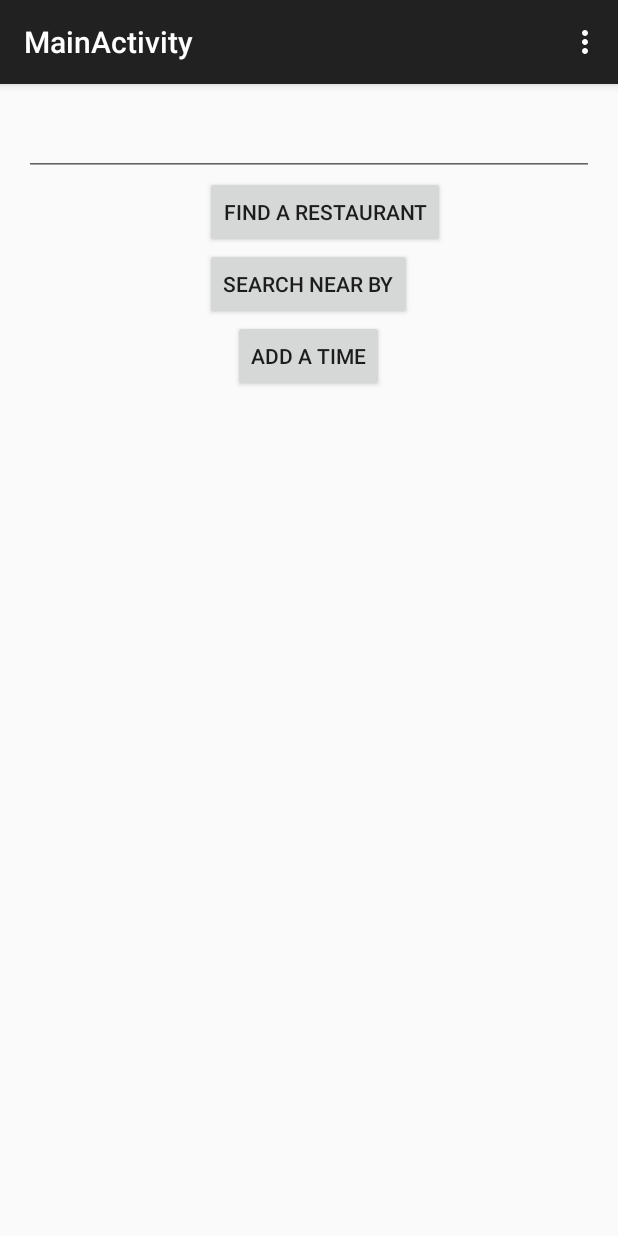
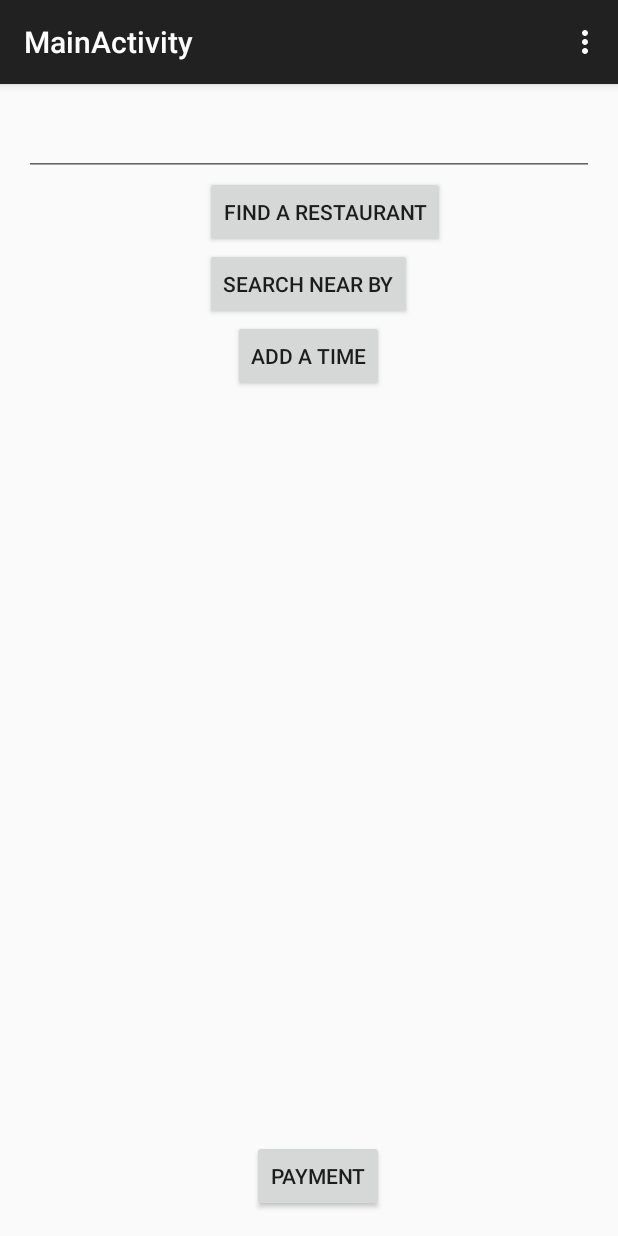
Before and after one commit to amiyajima/BattleHackApp, an Android app: the screen it shows after launch (MainActivity), on a phone screen of 412 x 824 dp. Run offline under Robolectric (Android 15) with nearby library versions, the phone set to English and light mode, and no system bars; libraries missing offline, so code that uses them is left out: com.braintreepayments.api, com.loopj.android; 1 statement that could not run was skipped.

Commit message:
braintree payment page appears!

```diff
--- a/app/build.gradle
+++ b/app/build.gradle
@@ -25,4 +25,5 @@ dependencies {
     compile 'com.google.android.gms:play-services:7.0.0'
     compile 'com.braintreepayments.api:braintree:1.+'
     compile 'com.loopj.android:android-async-http:1.4.5'
+    compile 'com.loopj.android:android-async-http:1.4.5'
 }
--- a/app/src/main/java/com/example/annamiyajima/mapstest/MainActivity.java
+++ b/app/src/main/java/com/example/annamiyajima/mapstest/MainActivity.java
@@ -1,5 +1,6 @@
 package com.example.annamiyajima.mapstest;
 
+import android.preference.PreferenceActivity;
 import android.support.v7.app.ActionBarActivity;
 import android.os.Bundle;
 import android.view.Menu;
@@ -12,34 +13,146 @@ import android.view.View;
 import android.view.inputmethod.InputMethodManager;
 import android.widget.Button;
 import android.widget.EditText;
+import android.widget.Toast;
 
+import com.braintreepayments.api.dropin.BraintreePaymentActivity;
+import com.braintreepayments.api.dropin.Customization;
 import com.google.android.gms.common.GooglePlayServicesNotAvailableException;
 import com.google.android.gms.common.GooglePlayServicesRepairableException;
 import com.google.android.gms.location.places.Place;
+import com.google.android.gms.location.places.PlaceFilter;
 import com.google.android.gms.location.places.ui.PlacePicker;
+import com.google.android.gms.location.places.PlaceFilter;
+import com.google.android.gms.location.places.Place;
+import com.loopj.android.http.AsyncHttpClient;
+import com.loopj.android.http.AsyncHttpResponseHandler;
+import com.loopj.android.http.RequestParams;
+import com.loopj.android.http.TextHttpResponseHandler;
+
+import org.apache.http.Header;
+
+import java.util.ArrayList;
 
 public class MainActivity extends ActionBarActivity {
     private Button findbutton;
     private Button searchlocation;
     private Button addtime;
+    private Button payment;
     private EditText find;
+    private AsyncHttpClient client = new AsyncHttpClient();
+    private String clientToken;
+    private String SERVERNAME = "http://hmfpa.org/bhacks/clientToken.php";
+    private PreferenceActivity.Header[] requestHeaders = null;
+    private static final int REQUEST_CODE = Menu.FIRST;
 
     @Override
     protected void onCreate(Bundle savedInstanceState) {
         super.onCreate(savedInstanceState);
+        createToken();
         setContentView(R.layout.activity_main);
 
         find = (EditText) findViewById(R.id.findeditText);
         findbutton = (Button) findViewById(R.id.findbutton);
         searchlocation = (Button) findViewById(R.id.searchbutton);
         addtime = (Button) findViewById(R.id.addtimebutton);
+        payment = (Button) findViewById(R.id.paymentbutton);
 
         addOnClickSearchLocation();
         hideKeyboardMain();
         addOnClickAdd();
+        onPayClick();
     }
 
-    public void hideKeyboardMain(){
+    private void createToken() {
+        client.get(SERVERNAME, new TextHttpResponseHandler() {
+            @Override
+            public void onStart() {
+                // Initiated the request
+            }
+
+            @Override
+            public void onSuccess(int responseCode, Header[] responseHeaders, String responseBody) {
+                // Successfully got a response
+                clientToken = responseBody;
+                System.out.println("token generated -- " + clientToken);
+            }
+
+            @Override
+            public void onFailure(int responseCode, Header[] responseHeaders, String responseBody, Throwable e) {
+                // Response failed :(
+                System.out.println("server connection failed");
+            }
+
+            @Override
+            public void onFinish() {
+                // Completed the request (either success or failure)
+            }
+        });
+    }
+
+    //method called to open braintree payment page
+    public void onPayClick() {
+        final Context context = this;
+        payment.setOnClickListener(new View.OnClickListener() {
+            @Override
+            public void onClick(View v) {
+//                Intent intent = new Intent(context, AddTimeActivity.class);
+//                startActivity(intent);
+                braintreeUI();
+            }
+        });
+    }
+
+    private void braintreeUI(){
+        Customization customization = new Customization.CustomizationBuilder()
+                .primaryDescription("Awesome payment")
+                .secondaryDescription("Using the Client SDK")
+                .amount("$10.00")
+                .submitButtonText("Pay")
+                .build();
+
+        Intent intent = new Intent(this, BraintreePaymentActivity.class);
+        intent.putExtra(BraintreePaymentActivity.EXTRA_CUSTOMIZATION, customization);
+        intent.putExtra(BraintreePaymentActivity.EXTRA_CLIENT_TOKEN, clientToken);
+
+        startActivityForResult(intent, REQUEST_CODE);
+    }
+
+    //helper function for placePick. restaurantName contains name of chosen business
+    @Override
+    protected void onActivityResult(int requestCode, int resultCode, Intent data) {
+
+        if (resultCode == BraintreePaymentActivity.RESULT_OK) {
+            String paymentMethodNonce = data.getStringExtra(BraintreePaymentActivity.EXTRA_PAYMENT_METHOD_NONCE);
+
+            RequestParams requestParams = new RequestParams();
+            requestParams.put("payment_method_nonce", paymentMethodNonce);
+            requestParams.put("amount", "10.00");
+
+            client.post(SERVERNAME + "/payment", requestParams, new AsyncHttpResponseHandler() {
+
+                @Override
+                public void onSuccess(int statusCode, Header[] headers, byte[] responseBody) {
+                    Toast.makeText(MainActivity.this, responseBody.toString(), Toast.LENGTH_LONG).show();
+                }
+
+                @Override
+                public void onFailure(int statusCode, Header[] headers, byte[] responseBody, Throwable error) {
+
+                }
+            });
+        }
+
+        else if (requestCode == REQUEST_CODE) {
+            if (resultCode == RESULT_OK) {
+                Place place = PlacePicker.getPlace(data, this);
+                String restaurantName = String.format("Place: %s", place.getName());
+                restaurantName = restaurantName.substring(6);
+            }
+        }
+    }
+
+    public void hideKeyboardMain() {
         find.setOnFocusChangeListener(new View.OnFocusChangeListener() {
             @Override
             public void onFocusChange(View v, boolean hasFocus) {
@@ -52,12 +165,12 @@ public class MainActivity extends ActionBarActivity {
 
     //helper method to hideKeyboardMain()
     public void hideKeyboard(View view) {
-        InputMethodManager inputMethodManager =(InputMethodManager)getSystemService(Activity.INPUT_METHOD_SERVICE);
+        InputMethodManager inputMethodManager = (InputMethodManager) getSystemService(Activity.INPUT_METHOD_SERVICE);
         inputMethodManager.hideSoftInputFromWindow(view.getWindowToken(), 0);
     }
 
     //Button link to map page
-    public void addOnClickSearchLocation(){
+    public void addOnClickSearchLocation() {
         final Context context = this;
 
         searchlocation.setOnClickListener(new View.OnClickListener() {
@@ -77,7 +190,12 @@ public class MainActivity extends ActionBarActivity {
 
         Context context = getApplicationContext();
         try {
+//            ArrayList<String> restictToRestaurants = new ArrayList<>();
+//            restictToRestaurants.add(restaurants);
+//            PlaceFilter placeFilter = new PlaceFilter(false, restictToRestaurants);
+            //parameters: intent, int
             startActivityForResult(builder.build(context), PLACE_PICKER_REQUEST);
+
         } catch (GooglePlayServicesRepairableException e) {
             e.printStackTrace();
         } catch (GooglePlayServicesNotAvailableException e) {
@@ -86,21 +204,10 @@ public class MainActivity extends ActionBarActivity {
 
     }
 
-    //helper function for placePick. restaurantName contains name of chosen business
-    protected void onActivityResult(int requestCode, int resultCode, Intent data) {
-        if (requestCode == 1) {
-            if (resultCode == RESULT_OK) {
-                Place place = PlacePicker.getPlace(data, this);
-                String restaurantName = String.format("Place: %s", place.getName());
-                restaurantName = restaurantName.substring(6);
-            }
-        }
-    }
-
     //button link to add time page
-    public void addOnClickAdd(){
+    public void addOnClickAdd() {
         final Context context = this;
-        addtime.setOnClickListener(new View.OnClickListener(){
+        addtime.setOnClickListener(new View.OnClickListener() {
             @Override
             public void onClick(View v) {
                 Intent intent = new Intent(context, AddTimeActivity.class);
--- a/app/src/main/res/layout/activity_main.xml
+++ b/app/src/main/res/layout/activity_main.xml
@@ -40,4 +40,12 @@
         android:layout_below="@+id/searchbutton"
         android:layout_centerHorizontal="true" />
 
+    <Button
+        android:layout_width="wrap_content"
+        android:layout_height="wrap_content"
+        android:text="payment"
+        android:id="@+id/paymentbutton"
+        android:layout_alignParentBottom="true"
+        android:layout_alignEnd="@+id/addtimebutton" />
+
 </RelativeLayout>
```
Also changed, not shown: 1 other file.
